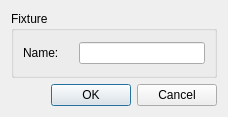
Qt form qLights/Forms/dlgFixture.ui (AKuhle/aDev) before a commit.
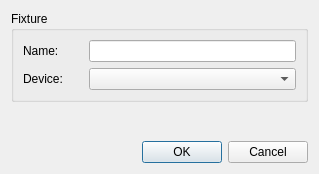
The same form after that commit.

Diff of the .ui file:
```diff
--- a/qLights/Forms/dlgFixture.ui
+++ b/qLights/Forms/dlgFixture.ui
@@ -6,30 +6,36 @@
    <rect>
     <x>0</x>
     <y>0</y>
-    <width>228</width>
-    <height>117</height>
+    <width>319</width>
+    <height>174</height>
    </rect>
   </property>
   <property name="windowTitle">
    <string>Dialog</string>
   </property>
-  <layout class="QVBoxLayout" name="verticalLayout">
+  <layout class="QVBoxLayout" name="verticalLayout_2">
    <item>
     <widget class="QGroupBox" name="groupBox">
      <property name="title">
       <string>Fixture</string>
      </property>
-     <layout class="QVBoxLayout" name="verticalLayout_2">
+     <layout class="QVBoxLayout" name="verticalLayout">
       <item>
        <layout class="QHBoxLayout" name="horizontalLayout">
         <item>
          <widget class="QLabel" name="label">
           <property name="minimumSize">
            <size>
-            <width>50</width>
+            <width>60</width>
             <height>0</height>
            </size>
           </property>
+          <property name="maximumSize">
+           <size>
+            <width>60</width>
+            <height>16777215</height>
+           </size>
+          </property>
           <property name="text">
            <string>Name:</string>
           </property>
@@ -40,9 +46,48 @@
         </item>
        </layout>
       </item>
+      <item>
+       <layout class="QHBoxLayout" name="horizontalLayout_2">
+        <item>
+         <widget class="QLabel" name="label_2">
+          <property name="minimumSize">
+           <size>
+            <width>60</width>
+            <height>0</height>
+           </size>
+          </property>
+          <property name="maximumSize">
+           <size>
+            <width>60</width>
+            <height>16777215</height>
+           </size>
+          </property>
+          <property name="text">
+           <string>Device:</string>
+          </property>
+         </widget>
+        </item>
+        <item>
+         <widget class="QComboBox" name="m_pDevice"/>
+        </item>
+       </layout>
+      </item>
      </layout>
     </widget>
    </item>
+   <item>
+    <spacer name="verticalSpacer">
+     <property name="orientation">
+      <enum>Qt::Orientation::Vertical</enum>
+     </property>
+     <property name="sizeHint" stdset="0">
+      <size>
+       <width>20</width>
+       <height>40</height>
+      </size>
+     </property>
+    </spacer>
+   </item>
    <item>
     <widget class="QDialogButtonBox" name="buttonBox">
      <property name="orientation">
```
